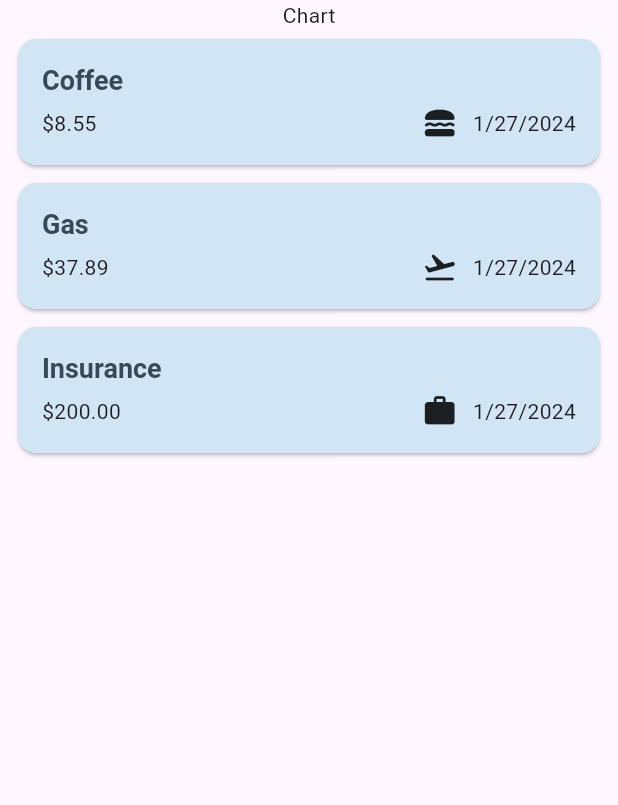
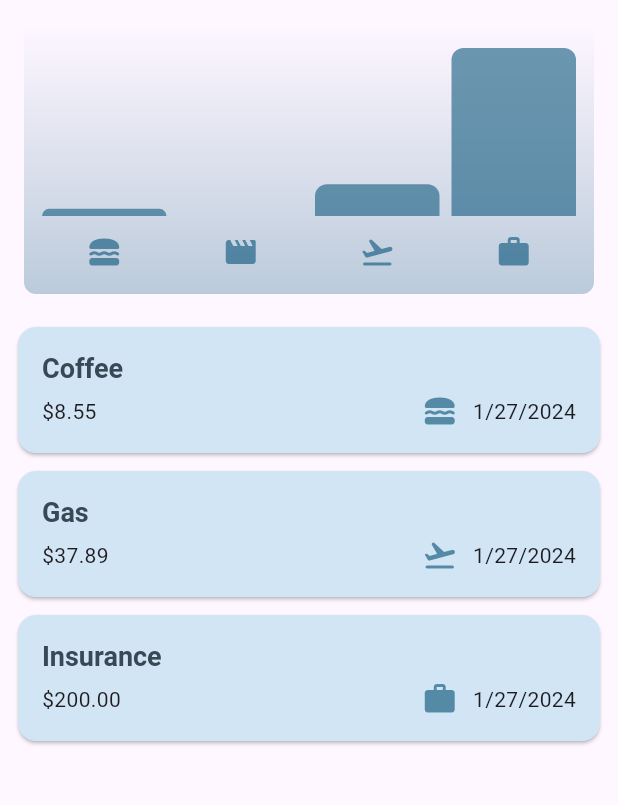
Before and after one commit to DCXan/flutter-expense-tracker, a Flutter app: the screen it shows after launch, on a phone screen of 412 x 824 dp, the part 84-889 px from its top. Run offline on Flutter 3.47's test engine with Material 3 defaults, Android fonts, the phone set to English and light mode, and no system bars.

Commit message:
add chart of exepenses

```diff
--- /dev/null
+++ b/lib/widgets/chart/chart.dart
@@ -0,0 +1,95 @@
+import 'package:flutter/material.dart';
+
+import 'package:flutter_expense_tracker/widgets/chart/chart_bar.dart';
+import 'package:flutter_expense_tracker/models/expense.dart';
+
+class Chart extends StatelessWidget {
+  const Chart({super.key, required this.expenses});
+
+  final List<Expense> expenses;
+
+  List<ExpenseBucket> get buckets {
+    return [
+      ExpenseBucket.forCategory(expenses, Category.food),
+      ExpenseBucket.forCategory(expenses, Category.leisure),
+      ExpenseBucket.forCategory(expenses, Category.travel),
+      ExpenseBucket.forCategory(expenses, Category.work),
+    ];
+  }
+
+  double get maxTotalExpense {
+    double maxTotalExpense = 0;
+
+    for (final bucket in buckets) {
+      if (bucket.totalExpenses > maxTotalExpense) {
+        maxTotalExpense = bucket.totalExpenses;
+      }
+    }
+
+    return maxTotalExpense;
+  }
+
+  @override
+  Widget build(BuildContext context) {
+    final isDarkMode =
+        MediaQuery.of(context).platformBrightness == Brightness.dark;
+    return Container(
+      margin: const EdgeInsets.all(16),
+      padding: const EdgeInsets.symmetric(
+        vertical: 16,
+        horizontal: 8,
+      ),
+      width: double.infinity,
+      height: 180,
+      decoration: BoxDecoration(
+        borderRadius: BorderRadius.circular(8),
+        gradient: LinearGradient(
+          colors: [
+            Theme.of(context).colorScheme.primary.withOpacity(0.3),
+            Theme.of(context).colorScheme.primary.withOpacity(0.0)
+          ],
+          begin: Alignment.bottomCenter,
+          end: Alignment.topCenter,
+        ),
+      ),
+      child: Column(
+        children: [
+          Expanded(
+            child: Row(
+              crossAxisAlignment: CrossAxisAlignment.end,
+              children: [
+                for (final bucket in buckets) // alternative to map()
+                  ChartBar(
+                    fill: bucket.totalExpenses == 0
+                        ? 0
+                        : bucket.totalExpenses / maxTotalExpense,
+                  )
+              ],
+            ),
+          ),
+          const SizedBox(height: 12),
+          Row(
+            children: buckets
+                .map(
+                  (bucket) => Expanded(
+                    child: Padding(
+                      padding: const EdgeInsets.symmetric(horizontal: 4),
+                      child: Icon(
+                        categoryIcons[bucket.category],
+                        color: isDarkMode
+                            ? Theme.of(context).colorScheme.secondary
+                            : Theme.of(context)
+                                .colorScheme
+                                .primary
+                                .withOpacity(0.7),
+                      ),
+                    ),
+                  ),
+                )
+                .toList(),
+          )
+        ],
+      ),
+    );
+  }
+}
--- /dev/null
+++ b/lib/widgets/chart/chart_bar.dart
@@ -0,0 +1,34 @@
+import 'package:flutter/material.dart';
+
+class ChartBar extends StatelessWidget {
+  const ChartBar({
+    super.key,
+    required this.fill,
+  });
+
+  final double fill;
+
+  @override
+  Widget build(BuildContext context) {
+    final isDarkMode =
+        MediaQuery.of(context).platformBrightness == Brightness.dark;
+    return Expanded(
+      child: Padding(
+        padding: const EdgeInsets.symmetric(horizontal: 4),
+        child: FractionallySizedBox(
+          heightFactor: fill,
+          child: DecoratedBox(
+            decoration: BoxDecoration(
+              shape: BoxShape.rectangle,
+              borderRadius:
+                  const BorderRadius.vertical(top: Radius.circular(8)),
+              color: isDarkMode
+                  ? Theme.of(context).colorScheme.secondary
+                  : Theme.of(context).colorScheme.primary.withOpacity(0.65),
+            ),
+          ),
+        ),
+      ),
+    );
+  }
+}
--- a/lib/widgets/expenses.dart
+++ b/lib/widgets/expenses.dart
@@ -1,4 +1,5 @@
 import 'package:flutter/material.dart';
+import 'package:flutter_expense_tracker/widgets/chart/chart.dart';
 import 'package:flutter_expense_tracker/widgets/expenses_list/expenses_list.dart';
 import 'package:flutter_expense_tracker/models/expense.dart';
 import 'package:flutter_expense_tracker/widgets/new_expense.dart';
@@ -95,7 +96,7 @@ class _ExpensesState extends State<Expenses> {
       ),
       body: Column(
         children: [
-          const Text('Chart'),
+          Chart(expenses: _registeredExpenses),
           Expanded(child: mainContent),
         ],
       ),
--- a/lib/widgets/expenses_list/expense_item.dart
+++ b/lib/widgets/expenses_list/expense_item.dart
@@ -8,6 +8,8 @@ class ExpenseItem extends StatelessWidget {
 
   @override
   Widget build(BuildContext context) {
+    final isDarkMode =
+        MediaQuery.of(context).platformBrightness == Brightness.dark;
     return Card(
       child: Padding(
         padding: const EdgeInsets.all(16),
@@ -26,7 +28,15 @@ class ExpenseItem extends StatelessWidget {
                   children: [
                     Padding(
                       padding: const EdgeInsets.symmetric(horizontal: 10),
-                      child: Icon(categoryIcons[expense.category]),
+                      child: Icon(
+                        categoryIcons[expense.category],
+                        color: isDarkMode
+                            ? Theme.of(context).colorScheme.secondary
+                            : Theme.of(context)
+                                .colorScheme
+                                .primary
+                                .withOpacity(0.7),
+                      ),
                     ),
                     Text(
                       expense.formattedDate,
```
